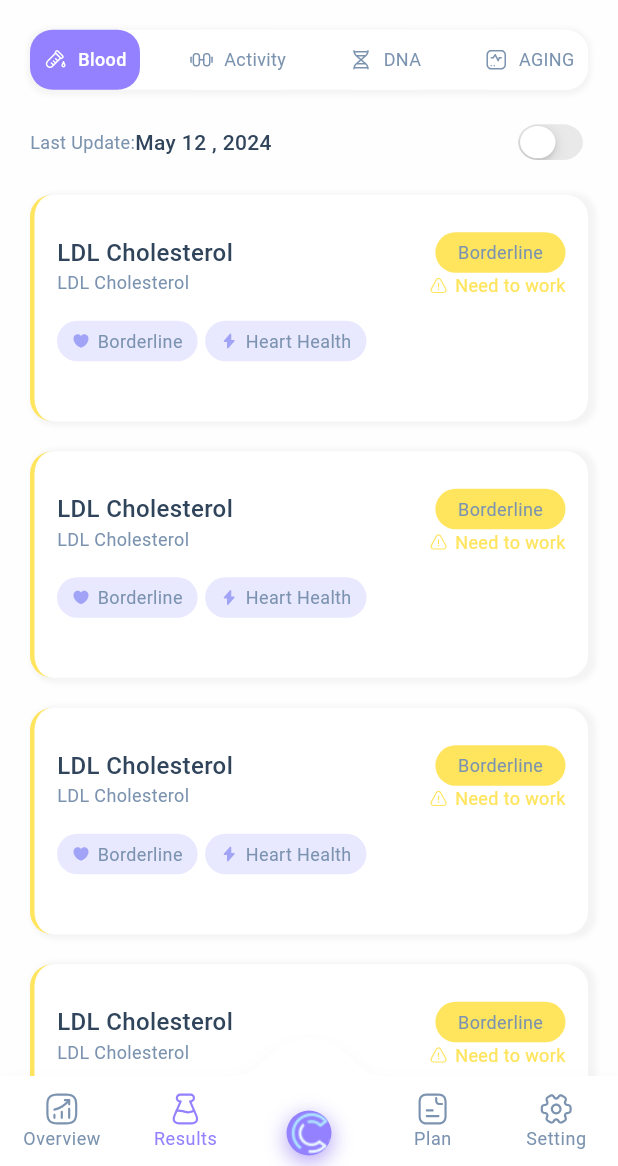
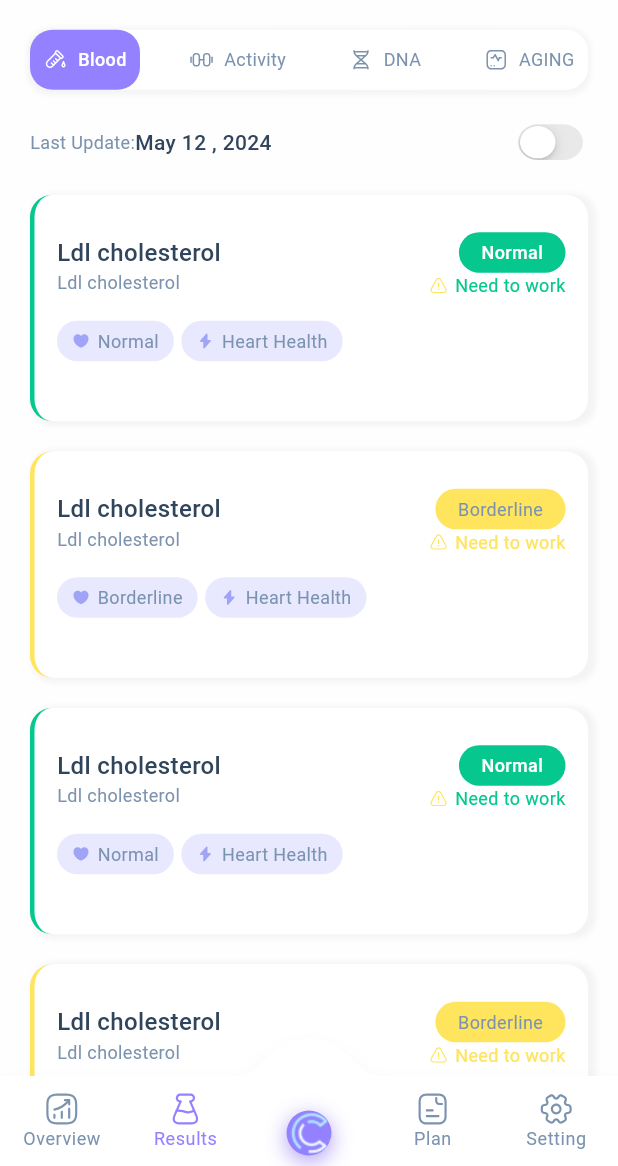
Before and after one commit to SellGURU/copilot-mobileApp, a Flutter app: the screen it shows after launch, item 2 of the bottom bar chosen, on a phone screen of 412 x 824 dp, the part 70-1236 px from its top. Run offline on Flutter 3.47's test engine with Material 3 defaults, Android fonts, the phone set to English and light mode, and no system bars; drawn by our look-alikes of convex_bottom_bar; our stand-ins replace accordion, fl_chart, flutter_bloc, flutter_svg, google_fonts, shared_preferences and 1 more.

Commit message:
UPDATE: Update ui result more realistic

```diff
--- a/lib/res/colors.dart
+++ b/lib/res/colors.dart
@@ -12,6 +12,7 @@ class AppColors {
   static const Color iconPurpleDark = Color.fromARGB(255, 147, 129, 255);
   static const Color greenBega = Color.fromARGB(255,6, 199, 141);
   static const Color redBega = Color.fromRGBO(252, 84, 116, 0.3);
+  static const Color red = Color.fromRGBO(252, 84, 116, 1);
   static const Color yellowBega = Color.fromRGBO(251, 173, 55, 0.3);
   static const Color purpleBadgeLite = Color.fromRGBO(208, 209, 255, 0.5);
   static const Color yellowBegaDarker = Color.fromRGBO(255, 228, 94, 1);
--- a/lib/screens/result/result.dart
+++ b/lib/screens/result/result.dart
@@ -280,35 +280,35 @@ class _ResultScreenState extends State<ResultScreen> {
             ),
             GestureDetector(
               onTap: () => Navigator.of(context).push(MaterialPageRoute(builder: (context)=>CholesterolScreen())),
-              child: Cardresultscreen(),
+              child: Cardresultscreen(colorBadge: AppColors.greenBega, badgeText: 'Normal', title: 'Ldl cholesterol ',),
             ),
             const SizedBox(
               height: 20,
             ),
             GestureDetector(
               onTap: () => Navigator.of(context).push(MaterialPageRoute(builder: (context)=>CholesterolScreen())),
-              child: Cardresultscreen(),
+              child: Cardresultscreen(colorBadge: AppColors.yellowBegaDarker, badgeText: 'Borderline', title: 'Ldl cholesterol ',),
             ),
             const SizedBox(
               height: 20,
             ),
             GestureDetector(
               onTap: () => Navigator.of(context).push(MaterialPageRoute(builder: (context)=>CholesterolScreen())),
-              child: Cardresultscreen(),
+              child: Cardresultscreen(colorBadge: AppColors.greenBega, badgeText: 'Normal', title: 'Ldl cholesterol ',),
             ),
             const SizedBox(
               height: 20,
             ),
             GestureDetector(
               onTap: () => Navigator.of(context).push(MaterialPageRoute(builder: (context)=>CholesterolScreen())),
-              child: Cardresultscreen(),
+              child: Cardresultscreen(colorBadge: AppColors.yellowBegaDarker, badgeText: 'Borderline', title: 'Ldl cholesterol ',),
             ),
             const SizedBox(
               height: 20,
             ),
             GestureDetector(
               onTap: () => Navigator.pushReplacementNamed(context, "/ldl"),
-              child: Cardresultscreen(),
+              child: Cardresultscreen(colorBadge: AppColors.red, badgeText: 'Critical', title: 'Ldl cholesterol ',),
             ),
             const SizedBox(
               height: 40,
--- a/lib/widgets/cardResultscreen.dart
+++ b/lib/widgets/cardResultscreen.dart
@@ -10,15 +10,20 @@ import '../utility/switchValueBloc/PageIndex_Bloc.dart';
 import '../utility/switchValueBloc/PageIndex_states.dart';
 
 class Cardresultscreen extends StatefulWidget {
-  const Cardresultscreen({super.key});
+  late Color colorBadge;
+  late String badgeText;
+  late String title;
+  Cardresultscreen(
+      {super.key,
+      required this.colorBadge,
+      required this.badgeText,
+      required this.title});
 
   @override
   State<Cardresultscreen> createState() => _CardresultscreenState();
 }
 
 class _CardresultscreenState extends State<Cardresultscreen> {
-  String title = "LDL Cholesterol";
-  String badgeText = "Borderline";
   @override
   Widget build(BuildContext context) {
     return BlocBuilder<SwitchValueGraphBloc, SwitchValueState>(
@@ -26,9 +31,8 @@ class _CardresultscreenState extends State<Cardresultscreen> {
         return Container(
           padding: EdgeInsets.symmetric(horizontal: 15, vertical: 25),
           decoration: BoxDecoration(
-              border: Border(
-                  left:
-                      BorderSide(color: AppColors.yellowBegaDarker, width: 3)),
+              border:
+                  Border(left: BorderSide(color: widget.colorBadge, width: 3)),
               borderRadius: BorderRadius.all(Radius.circular(15)),
               color: Colors.white,
               boxShadow: [
@@ -49,11 +53,11 @@ class _CardresultscreenState extends State<Cardresultscreen> {
                     crossAxisAlignment: CrossAxisAlignment.start,
                     children: [
                       Text(
-                        title,
+                        widget.title,
                         style: AppTextStyles.title1,
                       ),
                       Text(
-                        title,
+                        widget.title,
                         style: AppTextStyles.hint,
                       ),
                     ],
@@ -63,16 +67,18 @@ class _CardresultscreenState extends State<Cardresultscreen> {
                     crossAxisAlignment: CrossAxisAlignment.end,
                     children: [
                       Container(
-                        padding:
-                            const EdgeInsets.symmetric(horizontal: 15, vertical: 5),
-                        decoration:const  BoxDecoration(
-                            color: AppColors.yellowBegaDarker,
+                        padding: const EdgeInsets.symmetric(
+                            horizontal: 15, vertical: 5),
+                        decoration: BoxDecoration(
+                            color: widget.colorBadge,
                             borderRadius:
                                 BorderRadius.all(Radius.circular(15))),
                         child: Center(
                           child: Text(
-                            badgeText,
-                            style: AppTextStyles.hint,
+                            widget.badgeText,
+                            style: widget.badgeText == "Borderline"
+                                ? AppTextStyles.hint
+                                : AppTextStyles.hintWhite,
                           ),
                         ),
                       ),
@@ -82,10 +88,10 @@ class _CardresultscreenState extends State<Cardresultscreen> {
                           const SizedBox(
                             width: 5,
                           ),
-                          const Text(
+                          Text(
                             "Need to work",
                             style: TextStyle(
-                                color: AppColors.yellowBegaDarker,
+                                color: widget.colorBadge,
                                 fontWeight: FontWeight.w400,
                                 fontSize: 12),
                           )
@@ -95,7 +101,7 @@ class _CardresultscreenState extends State<Cardresultscreen> {
                   )
                 ],
               ),
-             const  SizedBox(
+              const SizedBox(
                 height: 15,
               ),
               Row(
@@ -116,7 +122,7 @@ class _CardresultscreenState extends State<Cardresultscreen> {
                               width: 5,
                             ),
                             Text(
-                              badgeText,
+                              widget.badgeText,
                               style: AppTextStyles.hint,
                             ),
                           ],
```
